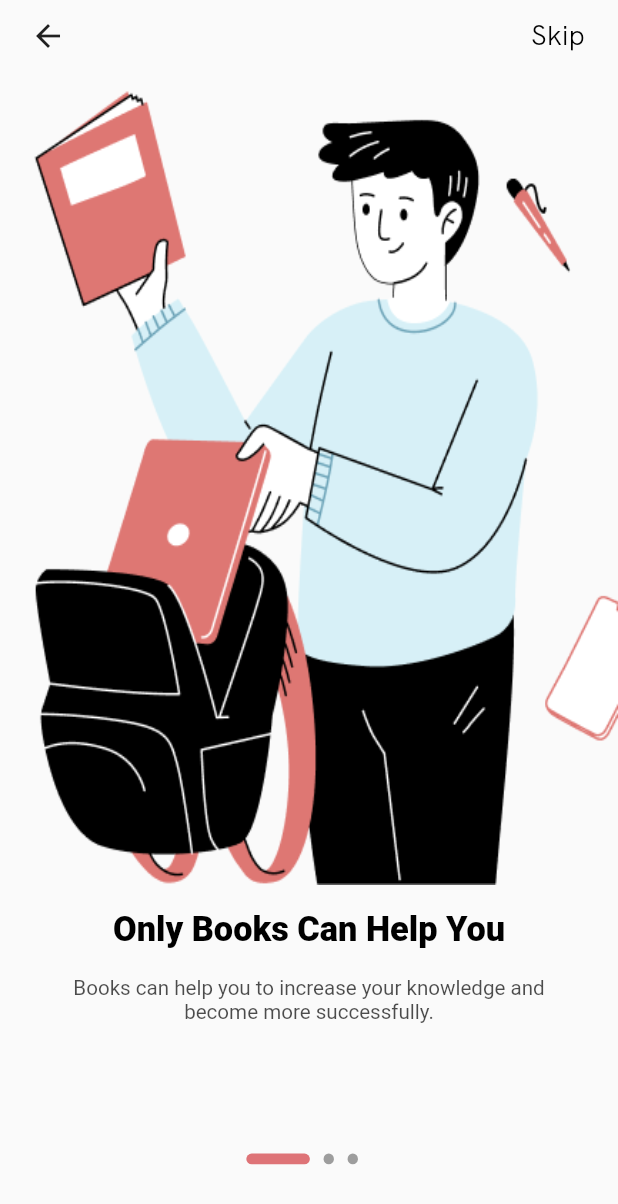
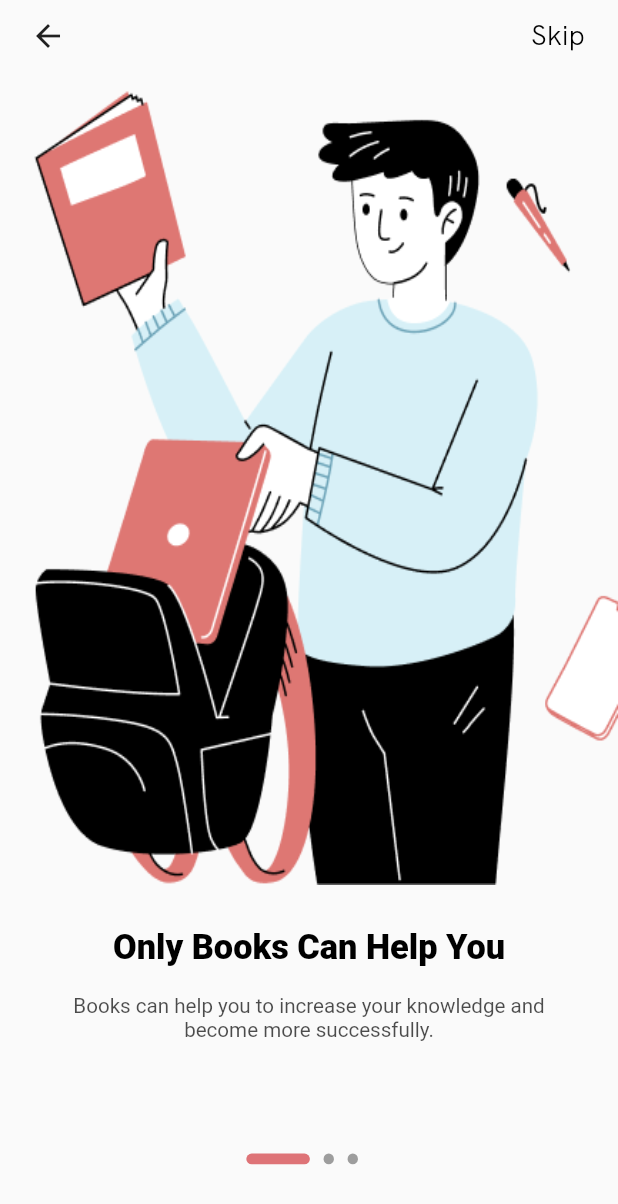
Before and after one commit to MohaamedHamdy/MVVM_Books_App, a Flutter app: the screen it shows after launch, on a phone screen of 412 x 824 dp. Shown: the top 1204 px of the screen. Run offline on Flutter 3.47's test engine with Material 2 defaults, Android fonts, the phone set to English and light mode, and no system bars; our stand-ins replace flutter_screenutil.

Commit message:
change padding in first second page "onBoarding"

```diff
--- a/lib/features/onBoarding/presetntation/view/widgets/text_section.dart
+++ b/lib/features/onBoarding/presetntation/view/widgets/text_section.dart
@@ -24,7 +24,9 @@ class TextSection extends StatelessWidget {
   @override
   Widget build(BuildContext context) {
     return Padding(
-      padding: EdgeInsets.only(top: 14.h, left: 20.w, right: 20.w),
+      padding: index == 2
+          ? EdgeInsets.only(top: 14.h, left: 20.w, right: 20.w)
+          : EdgeInsets.only(top: 24.h, left: 20.w, right: 20.w),
       child: Column(
         mainAxisAlignment: MainAxisAlignment.center,
         crossAxisAlignment: CrossAxisAlignment.center,
```
